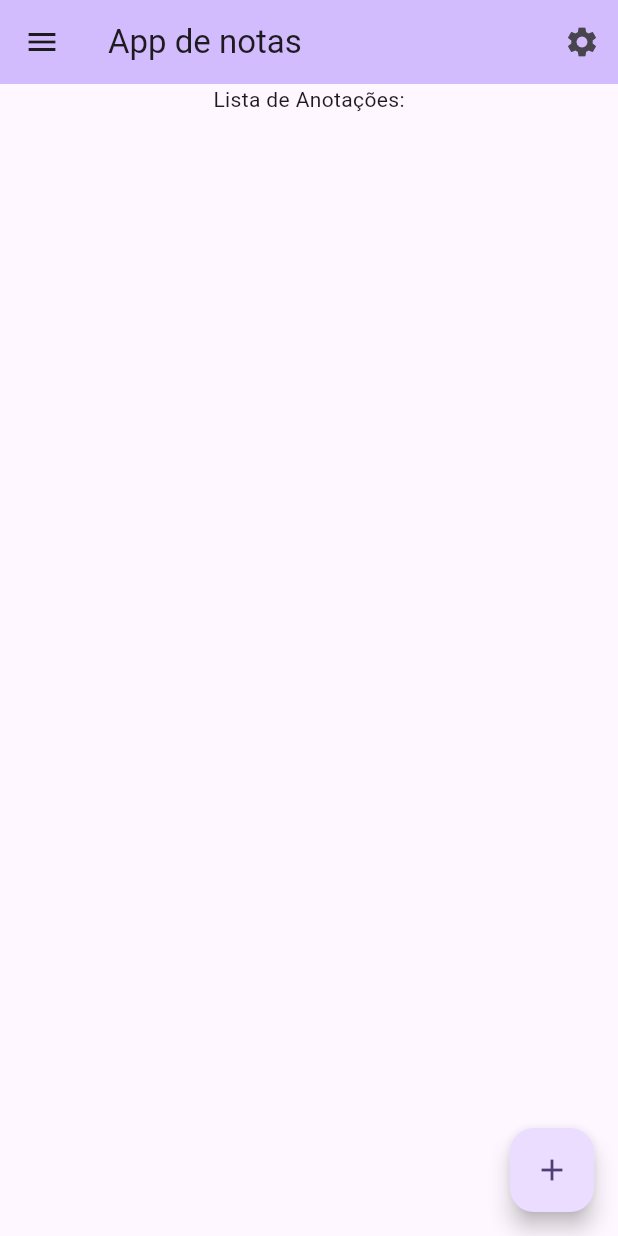
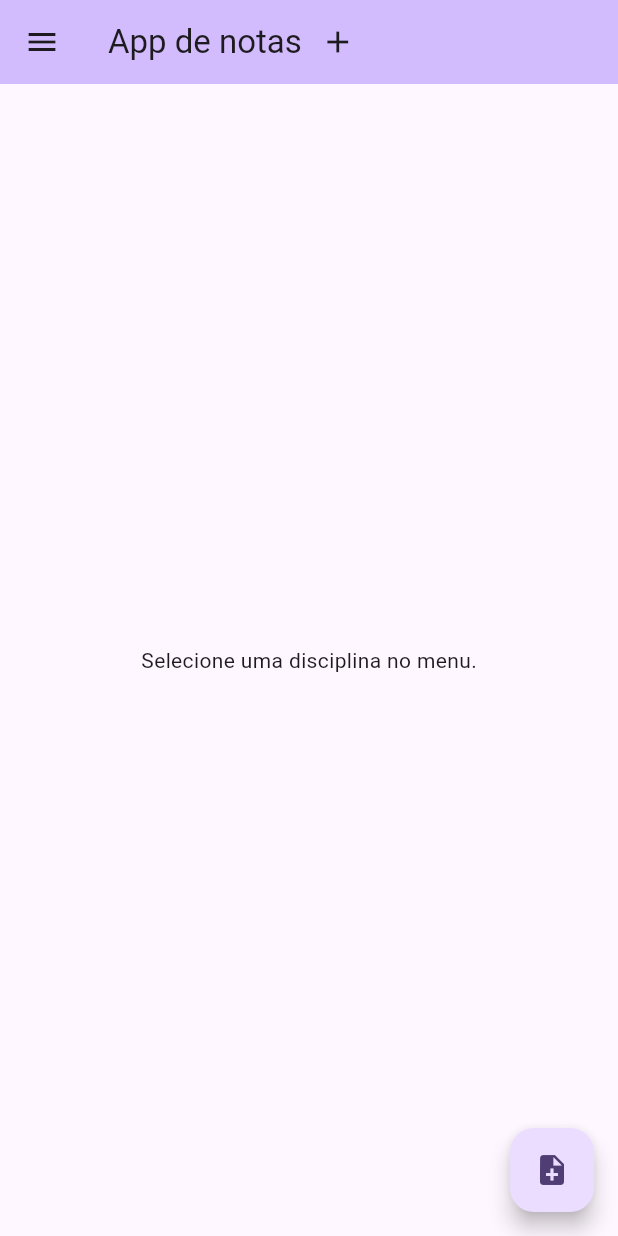
Before and after one commit to RicardoHSimoni/App-Notas-de-aulas, a Flutter app: the screen it shows after launch, on a phone screen of 412 x 824 dp. Run offline on Flutter 3.47's test engine with Material 3 defaults, Android fonts, the phone set to English and light mode, and no system bars.

Commit message:
Anotações por disciplina

```diff
--- a/lib/main.dart
+++ b/lib/main.dart
@@ -29,14 +29,18 @@ class MyHomePage extends StatefulWidget {
 }
 
 class _MyHomePageState extends State<MyHomePage> {
-  int _counter = 0;
-  List<String> _disciplinas = ['DM', 'POO'];
-  List<String> _anotacoes = [];
+  String? _disciplinaSelecionada;
+  Map<String, List<String>> _disciplinasComAnotacoes = {
+    'DM': [],
+    'POO': [],
+  };
 
   void _adicionarAnotacao(String anotacao) {
+    if (_disciplinaSelecionada != null) {
       setState(() {
-      _anotacoes.add(anotacao);
+        _disciplinasComAnotacoes[_disciplinaSelecionada]!.add(anotacao);
       });
+    }
   }
 
   void _mostrarAdicionarAnotacao() {
@@ -72,7 +76,7 @@ class _MyHomePageState extends State<MyHomePage> {
 
   void _adicionarDisciplina(String disciplina) {
     setState(() {
-      _disciplinas.add(disciplina);
+      _disciplinasComAnotacoes[disciplina] = [];
     });
   }
 
@@ -118,10 +122,13 @@ class _MyHomePageState extends State<MyHomePage> {
               decoration: BoxDecoration(color: Colors.deepPurple),
               child: Text('Disciplinas'),
             ),
-            ..._disciplinas.map(
+            ..._disciplinasComAnotacoes.keys.map(
               (disciplina) => ListTile(
                 title: Text(disciplina),
                 onTap: () {
+                  setState(() {
+                    _disciplinaSelecionada = disciplina;
+                  });
                   Navigator.pop(context);
                 },
               ),
@@ -131,31 +138,39 @@ class _MyHomePageState extends State<MyHomePage> {
       ),
       appBar: AppBar(
         backgroundColor: Theme.of(context).colorScheme.inversePrimary,
-        title: Text(widget.title),
-        actions: [
+        title: Row(
+          mainAxisAlignment: MainAxisAlignment.spaceBetween,
+          children: [
+            Row(
+              children: [
+                Text(widget.title),
                 IconButton(
-            icon: const Icon(Icons.settings),
-            alignment: Alignment.centerRight,
-            tooltip: 'Anotações',
-            onPressed: () {
-              _mostrarAdicionarAnotacao();
-              ScaffoldMessenger.of(context).showSnackBar(
-                const SnackBar(content: Text('Botão da AppBar pressionado!')),
-              );
-            },
+                  icon: const Icon(Icons.add),
+                  tooltip: 'Adicionar Disciplina',
+                  onPressed: _mostrarAdicionarDisciplina,
                 ),
               ],
+            ),
+          ],
+        ),
       ),
       body: Center(
         child: Column(
           mainAxisAlignment: MainAxisAlignment.center,
           children: <Widget>[
-            const Text('Lista de Anotações:'),
+            Text(
+              _disciplinaSelecionada != null
+                  ? 'Anotações para ${_disciplinaSelecionada!}:'
+                  : 'Selecione uma disciplina no menu.',
+            ),
+            if (_disciplinaSelecionada != null)
               Expanded(
                 child: ListView.builder(
-                itemCount: _anotacoes.length,
+                  itemCount: _disciplinasComAnotacoes[_disciplinaSelecionada]!.length,
                   itemBuilder: (context, index) {
-                  return ListTile(title: Text(_anotacoes[index]));
+                    return ListTile(
+                      title: Text(_disciplinasComAnotacoes[_disciplinaSelecionada!]![index]),
+                    );
                   },
                 ),
               ),
@@ -163,9 +178,17 @@ class _MyHomePageState extends State<MyHomePage> {
         ),
       ),
       floatingActionButton: FloatingActionButton(
-        onPressed: _mostrarAdicionarDisciplina,
-        tooltip: 'Adicionar Disciplina',
-        child: const Icon(Icons.add),
+        onPressed: () {
+          if (_disciplinaSelecionada != null) {
+            _mostrarAdicionarAnotacao();
+          } else {
+            ScaffoldMessenger.of(context).showSnackBar(
+              const SnackBar(content: Text('Selecione uma disciplina primeiro!')),
+            );
+          }
+        },
+        tooltip: 'Adicionar Anotação',
+        child: const Icon(Icons.note_add),
       ),
     );
   }
```
Lines whose indentation alone changed are shown as unchanged.
